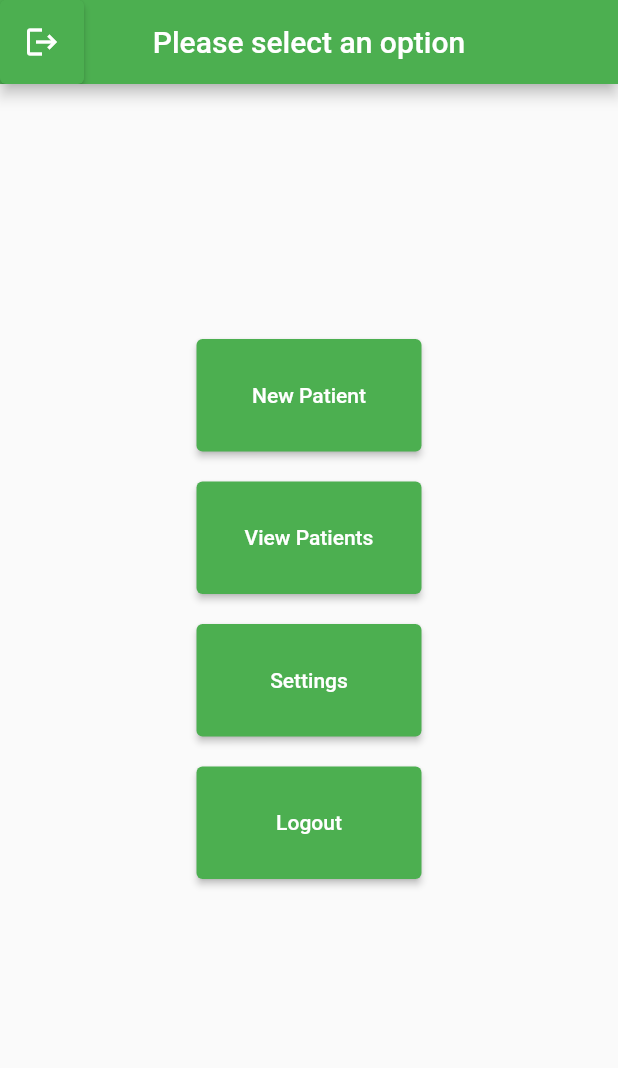
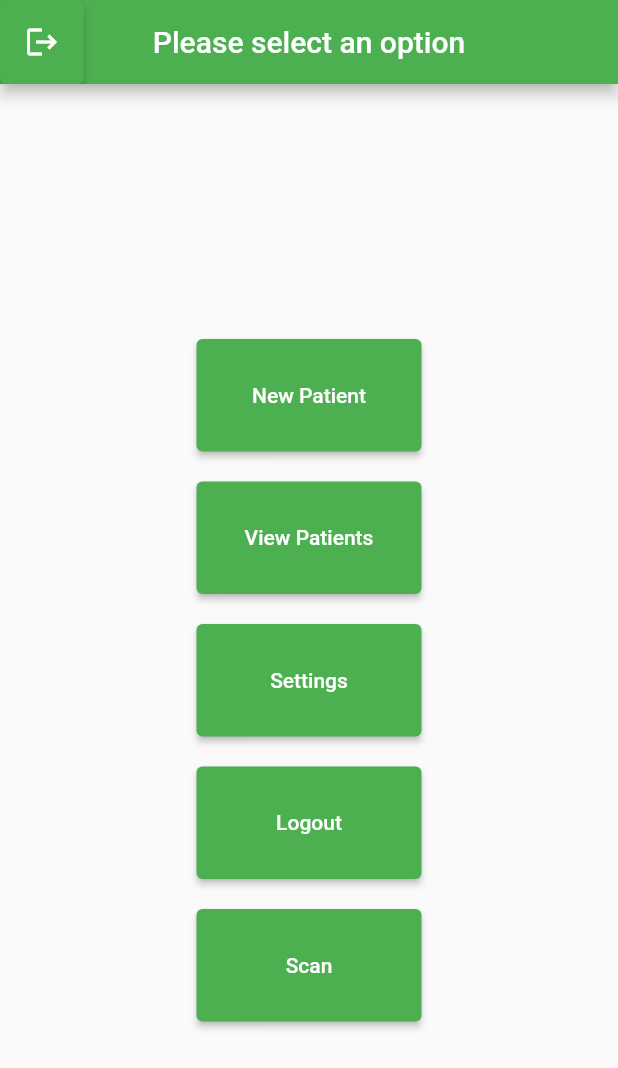
Before and after one commit to pranav3229/gait_analysis, a Flutter app: the homescreen screen opened directly, on a phone screen of 412 x 824 dp. Shown: the top 1068 px of the screen. Run offline on Flutter 3.47's test engine with Material 2 defaults, Android fonts, the phone set to English and light mode, and no system bars; our stand-ins replace camera, cloud_firestore, firebase_auth, firebase_core, firebase_storage, flutter_easyloading and 3 more; missing offline and left inert: firebase_app_check; accounts and stored records are empty; network calls fail.

Commit message:
Improved UI of camera and simply added scan button for showing

```diff
--- a/GAIT_Analysis/lib/homescreen.dart
+++ b/GAIT_Analysis/lib/homescreen.dart
@@ -1,6 +1,7 @@
 import 'package:firebase_auth/firebase_auth.dart';
 import 'package:flutter/material.dart';
 import 'package:gait_analysis/main.dart';
+import 'package:gait_analysis/scan.dart';
 import 'package:gait_analysis/viewpatients.dart';
 
 import 'newPatient.dart';
@@ -115,7 +116,24 @@ class _homescreenState extends State<homescreen> {
                   },
                     child: Text('Logout'),
                   ),
-                )
+                ),
+                SizedBox(height:20),
+                SizedBox(
+                  height:75,
+                  width:150,
+                  child: ElevatedButton(
+                    style: ButtonStyle(backgroundColor: MaterialStateProperty.all<Color>(Colors.green)),
+                    onPressed: ()async{
+                      Navigator.of(context).pushReplacement(
+                          MaterialPageRoute(
+                              builder: (context) =>
+                                  ScanPage()));
+
+
+                    },
+                    child: Text('Scan'),
+                  ),
+                ),
 
               ],
             ),
```
Also changed, not shown: GAIT_Analysis/lib/preview.dart (+7 -0 lines), GAIT_Analysis/lib/scan.dart (+35 -2 lines).
